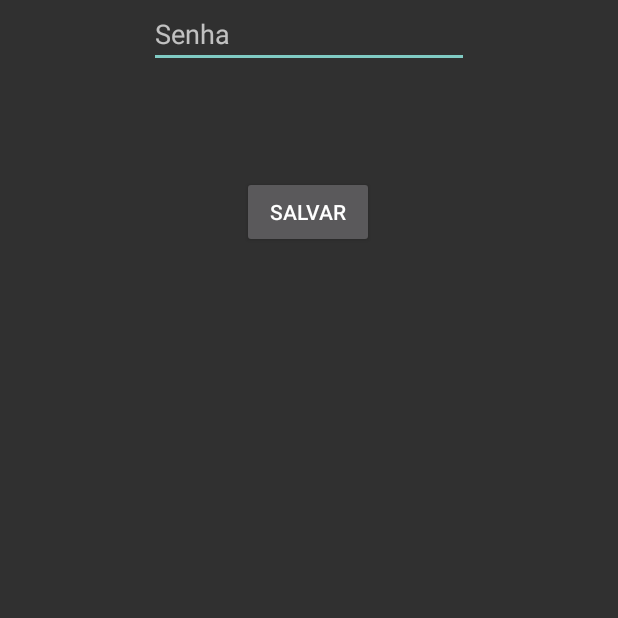
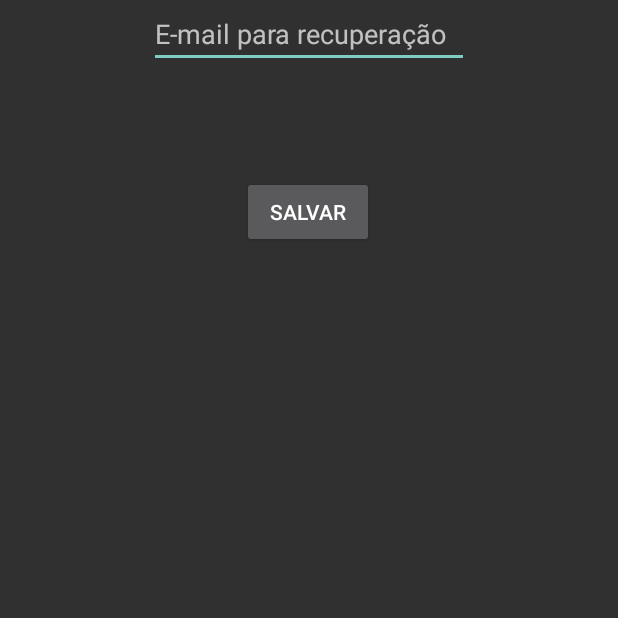
Before and after one commit to lorenaepf/seuticket, an Android app: the EditarSenha screen opened directly, with no data from a screen before it, on a phone screen of 412 x 824 dp, the top half of it. Run offline under Robolectric (Android 15) with nearby library versions, the light colour scheme and no system bars; our stand-ins replace Firebase (no records; nobody signed in at launch, a user with empty details on screens opened directly).

Commit message:
Recuperação de senha

```diff
--- a/app/src/main/java/br/ufc/quixada/myapplicationnn/CrudUser/Cadastro.java
+++ b/app/src/main/java/br/ufc/quixada/myapplicationnn/CrudUser/Cadastro.java
@@ -76,9 +76,9 @@ public class Cadastro extends AppCompatActivity {
                                 SalvarDadosUsuario();
 
                                 Intent intent = new Intent(Cadastro.this, LoginST.class);
-                                intent.putExtra("email",emailTxt);
-                                intent.putExtra("senha", senhaTxt);
-                                intent.putExtra("nome",nomeText);
+//                                intent.putExtra("email",emailTxt);
+//                                intent.putExtra("senha", senhaTxt);
+//                                intent.putExtra("nome",nomeText);
                                 Toast.makeText(Cadastro.this, "Cadastrado com sucesso!", Toast.LENGTH_SHORT).show();
 
                                 startActivity(intent);
--- a/app/src/main/java/br/ufc/quixada/myapplicationnn/CrudUser/EditarSenha.java
+++ b/app/src/main/java/br/ufc/quixada/myapplicationnn/CrudUser/EditarSenha.java
@@ -3,6 +3,7 @@ package br.ufc.quixada.myapplicationnn.CrudUser;
 import android.content.Intent;
 import android.os.Bundle;
 
+import androidx.annotation.NonNull;
 import androidx.appcompat.app.AppCompatActivity;
 
 import android.view.View;
@@ -10,48 +11,55 @@ import android.widget.Button;
 import android.widget.EditText;
 import android.widget.Toast;
 
+import com.google.android.gms.tasks.OnCompleteListener;
+import com.google.android.gms.tasks.Task;
+import com.google.firebase.auth.FirebaseAuth;
+
 import br.ufc.quixada.myapplicationnn.R;
 
 
 public class EditarSenha extends AppCompatActivity {
-    EditText senhaText;
-    String senha;
+    EditText EmailText;
     Button button;
+
+    private FirebaseAuth firebaseAuth;
 
     @Override
     protected void onCreate(Bundle savedInstanceState) {
         super.onCreate(savedInstanceState);
         setContentView(R.layout.activity_editar_senha);
 
-        senhaText = findViewById(R.id.changeSenha);
+        EmailText = findViewById(R.id.changeSenha);
         button = findViewById(R.id.btnChangeSenha);
 
-        Intent intent = getIntent();
-        //Recebe da intent para preencher os campos
-
-        senha = intent.getStringExtra("senha");
-
-        onDataReceived();
+        firebaseAuth = FirebaseAuth.getInstance();
 
         button.setOnClickListener(new View.OnClickListener() {
             @Override
             public void onClick(View view) {
-                String senhaModificada = senhaText.getText().toString();
+                String EmailReset = EmailText.getText().toString();
 
-                openFragment(senhaModificada);
+                openFragment(EmailReset);
 
             }
         });
 
     }
-    public void onDataReceived(){
-        senhaText.setText(senha);
-    }
+
     public void openFragment(String senhaM){
         Intent intent = new Intent();
-        intent.putExtra("senhaModificada",senhaM);
 
-        Toast.makeText(EditarSenha.this,"Senha Alterada Com Sucesso!", Toast.LENGTH_LONG).show();
+        firebaseAuth.sendPasswordResetEmail(EmailText.getText().toString()).addOnCompleteListener(new OnCompleteListener<Void>() {
+            @Override
+            public void onComplete(@NonNull Task<Void> task) {
+                if(task.isSuccessful()){
+                    Toast.makeText(EditarSenha.this,"Um e-mail de recuperação foi enviado para sua conta",Toast.LENGTH_SHORT).show();
+                }else{
+                    Toast.makeText(EditarSenha.this,"Falha no envio, tente novamente",Toast.LENGTH_SHORT).show();
+
+                }
+            }
+        });
 
         setResult(RESULT_OK,intent);
         finish();
--- a/app/src/main/res/layout/activity_editar_senha.xml
+++ b/app/src/main/res/layout/activity_editar_senha.xml
@@ -11,7 +11,7 @@
         android:layout_width="wrap_content"
         android:layout_height="wrap_content"
         android:ems="10"
-        android:hint="Senha"
+        android:hint="E-mail para recuperação"
         android:inputType="textPersonName"
         app:layout_constraintEnd_toEndOf="parent"
         app:layout_constraintStart_toStartOf="parent"
```
Also changed, not shown: app/src/main/java/br/ufc/quixada/myapplicationnn/Entidades/Usuario.java (+9 -10 lines), app/src/main/java/br/ufc/quixada/myapplicationnn/LoginST.java (+17 -27 lines), app/src/main/java/br/ufc/quixada/myapplicationnn/MainActivityHome.java (+31 -4 lines), app/src/main/java/br/ufc/quixada/myapplicationnn/fragments/Perfil.java (+8 -8 lines).
